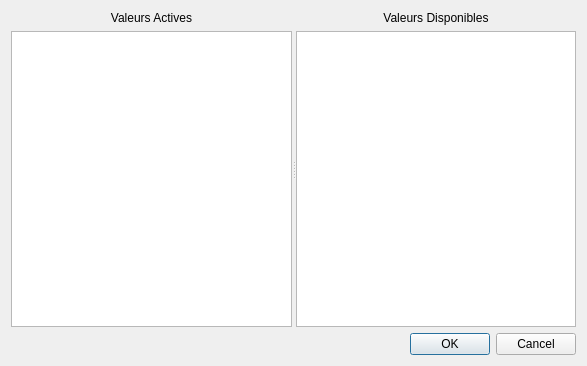
Before: the Qt Designer form ui/csvExportOptions.ui in pol51/biotool1, drawn with Qt 5.
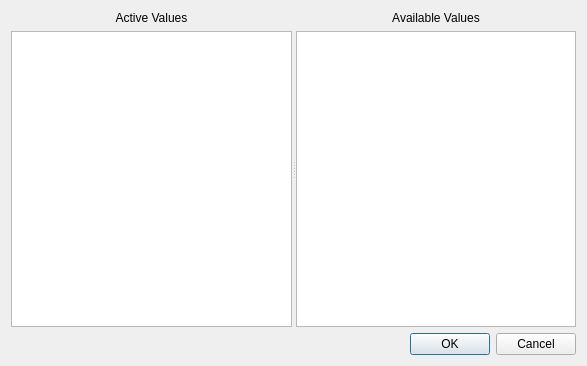
After: the same form once the commit is applied.

```diff
--- a/ui/csvExportOptions.ui
+++ b/ui/csvExportOptions.ui
@@ -24,7 +24,7 @@
        <item>
         <widget class="QLabel" name="label">
          <property name="text">
-          <string>Valeurs Actives</string>
+          <string>Active Values</string>
          </property>
          <property name="alignment">
           <set>Qt::AlignCenter</set>
@@ -48,7 +48,7 @@
        <item>
         <widget class="QLabel" name="label_2">
          <property name="text">
-          <string>Valeurs Disponibles</string>
+          <string>Available Values</string>
          </property>
          <property name="alignment">
           <set>Qt::AlignCenter</set>
```
